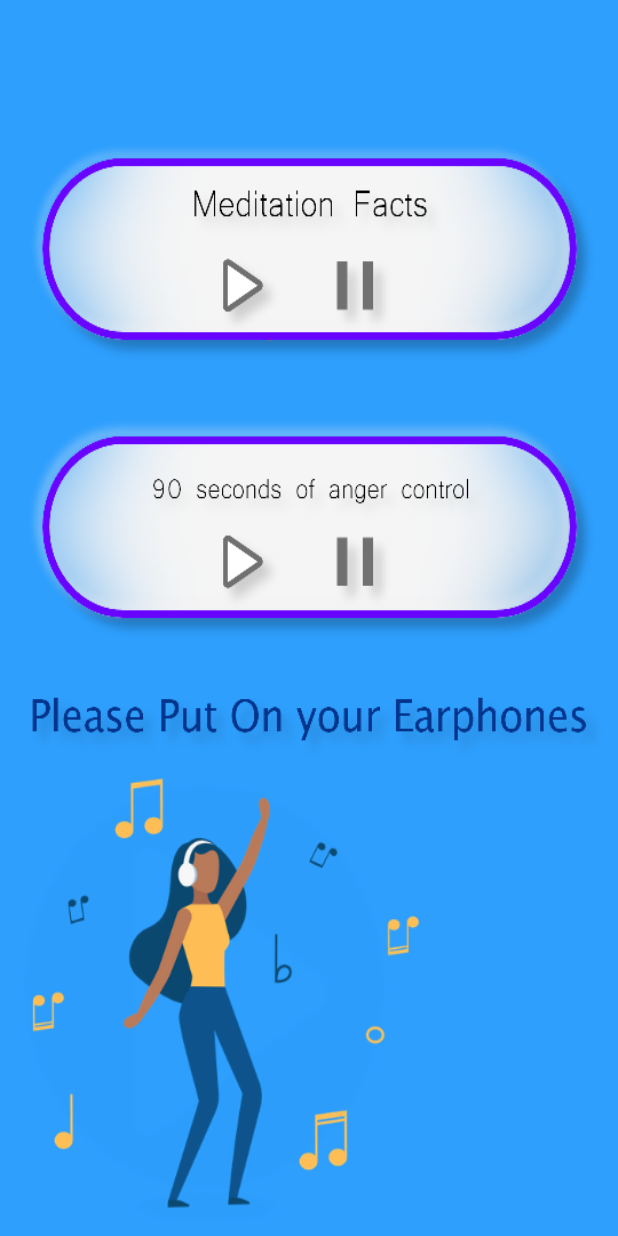
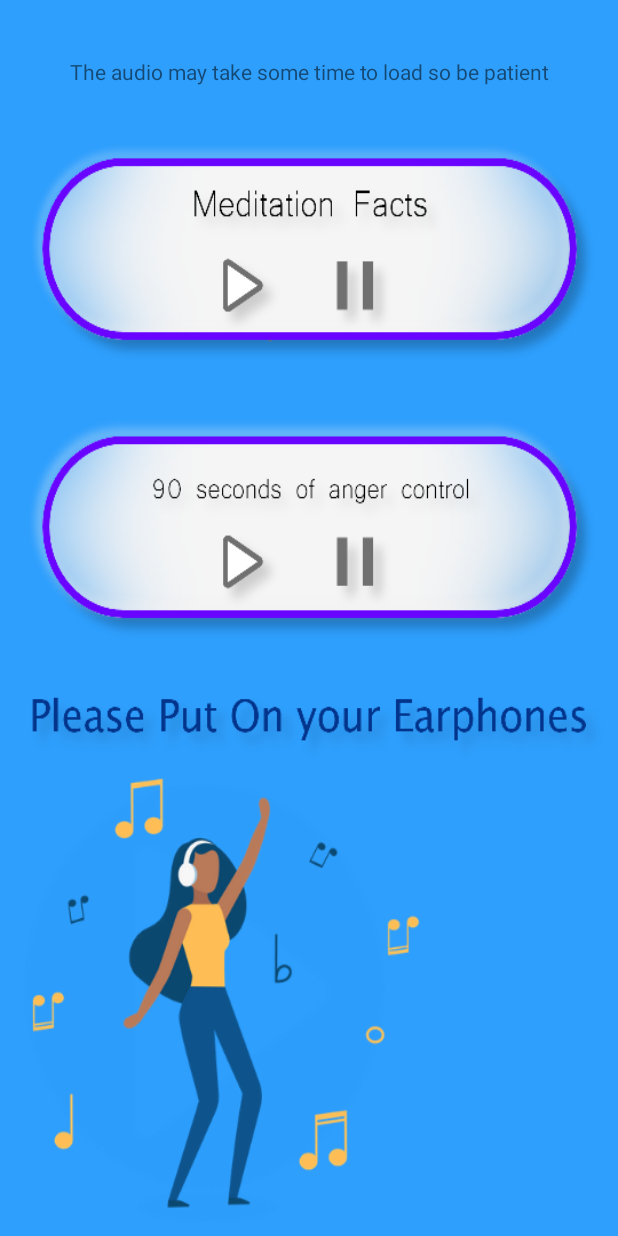
Before and after one commit to RahulKharapkar/COVID19info, an Android app: the meditate_three screen opened directly, with no data from a screen before it, after a tap on an icon or button, on a phone screen of 412 x 824 dp. Run offline under Robolectric (Android 15) with nearby library versions, the light colour scheme and no system bars; network calls fail.

Commit message:
added audios to firebase

```diff
--- a/app/build.gradle
+++ b/app/build.gradle
@@ -1,4 +1,5 @@
 apply plugin: 'com.android.application'
+apply plugin: 'com.google.gms.google-services'
 
 android {
     compileSdkVersion 28
@@ -33,6 +34,7 @@ dependencies {
     implementation 'com.leo.simplearcloader:simplearcloader:1.0.+'
     def lottieVersion = '3.4.0'
     implementation "com.airbnb.android:lottie:$lottieVersion"
+    implementation 'com.google.firebase:firebase-storage:19.1.1'
     testImplementation 'junit:junit:4.12'
     androidTestImplementation 'androidx.test.ext:junit:1.1.1'
     androidTestImplementation 'androidx.test.espresso:espresso-core:3.2.0'
--- a/app/src/main/java/com/rahul/covid19/meditate_three.java
+++ b/app/src/main/java/com/rahul/covid19/meditate_three.java
@@ -7,17 +7,19 @@ import android.os.Bundle;
 import android.view.View;
 import android.widget.Button;
 
+import java.io.IOException;
+
 
 public class meditate_three extends AppCompatActivity {
-    private MediaPlayer mMediaPlayer, mPlayer;
-    private Button mPlay, mPause, mP, mPa;
+    /*private MediaPlayer mMediaPlayer, mPlayer;
+    private Button mPlay, mPause, mP, mPa;*/
 
     @Override
     protected void onCreate(Bundle savedInstanceState) {
         super.onCreate(savedInstanceState);
         setContentView(R.layout.activity_meditate_three);
 
-        mPlay = (Button) findViewById(R.id.play);
+      /*  mPlay = (Button) findViewById(R.id.play);
         mPause = (Button) findViewById((R.id.pause));
         mP = (Button) findViewById((R.id.button4));
         mPa = (Button) findViewById((R.id.button5));
@@ -51,6 +53,40 @@ public class meditate_three extends AppCompatActivity {
                 mMediaPlayer.pause();
             }
         });
+*/
+    }
+
+    public void play_song(View v) {
+        MediaPlayer mediaPlayer = new MediaPlayer();
+        try {
+            mediaPlayer.setDataSource("https://firebasestorage.googleapis.com/v0/b/covid19-66319.appspot.com/o/nintey_sec.mp3?alt=media&token=8bce4735-e551-44dd-8a48-fb513ae41447");
+            mediaPlayer.setOnPreparedListener(new MediaPlayer.OnPreparedListener() {
+                @Override
+                public void onPrepared(MediaPlayer mp) {
+                    mp.start();
+                }
+            });
+            mediaPlayer.prepare();
+        } catch (IOException e) {
+            e.printStackTrace();
+        }
+
+    }
+
+    public void play_song_two(View v) {
+        MediaPlayer mediaPlay = new MediaPlayer();
+        try {
+            mediaPlay.setDataSource("https://firebasestorage.googleapis.com/v0/b/covid19-66319.appspot.com/o/nintey_sec.mp3?alt=media&token=8bce4735-e551-44dd-8a48-fb513ae41447");
+            mediaPlay.setOnPreparedListener(new MediaPlayer.OnPreparedListener() {
+                @Override
+                public void onPrepared(MediaPlayer mp) {
+                    mp.start();
+                }
+            });
+            mediaPlay.prepare();
+        } catch (IOException e) {
+            e.printStackTrace();
+        }
 
     }
 
--- a/app/src/main/res/layout/activity_meditate_three.xml
+++ b/app/src/main/res/layout/activity_meditate_three.xml
@@ -4,6 +4,7 @@
     xmlns:tools="http://schemas.android.com/tools"
     android:layout_width="match_parent"
     android:layout_height="match_parent"
+    android:layout_gravity="center"
     android:background="@drawable/meditate_audio"
     tools:context=".meditate_three">
 
@@ -13,6 +14,7 @@
         android:layout_width="44dp"
         android:layout_height="40dp"
         android:background="@android:color/transparent"
+        android:onClick="play_song"
         app:layout_constraintBottom_toBottomOf="parent"
         app:layout_constraintEnd_toEndOf="parent"
         app:layout_constraintHorizontal_bias="0.373"
@@ -38,6 +40,7 @@
         android:layout_width="41dp"
         android:layout_height="39dp"
         android:background="@android:color/transparent"
+        android:onClick="play_song_two"
         app:layout_constraintBottom_toBottomOf="parent"
         app:layout_constraintEnd_toStartOf="@+id/button5"
         app:layout_constraintHorizontal_bias="0.795"
@@ -57,4 +60,15 @@
         app:layout_constraintTop_toTopOf="parent"
         app:layout_constraintVertical_bias="0.452" />
 
+    <TextView
+        android:id="@+id/textView"
+        android:layout_width="match_parent"
+        android:layout_height="wrap_content"
+        android:layout_marginTop="28dp"
+        android:gravity="center"
+        android:padding="10dp"
+        android:text="The audio may take some time to load so be patient"
+        app:layout_constraintTop_toTopOf="parent"
+        tools:layout_editor_absoluteX="0dp" />
+
 </androidx.constraintlayout.widget.ConstraintLayout>
--- a/build.gradle
+++ b/build.gradle
@@ -9,6 +9,7 @@ buildscript {
     }
     dependencies {
         classpath 'com.android.tools.build:gradle:3.6.3'
+        classpath 'com.google.gms:google-services:4.3.3'
 
 
         // NOTE: Do not place your application dependencies here; they belong
```
Also changed, not shown: 12 other files.
